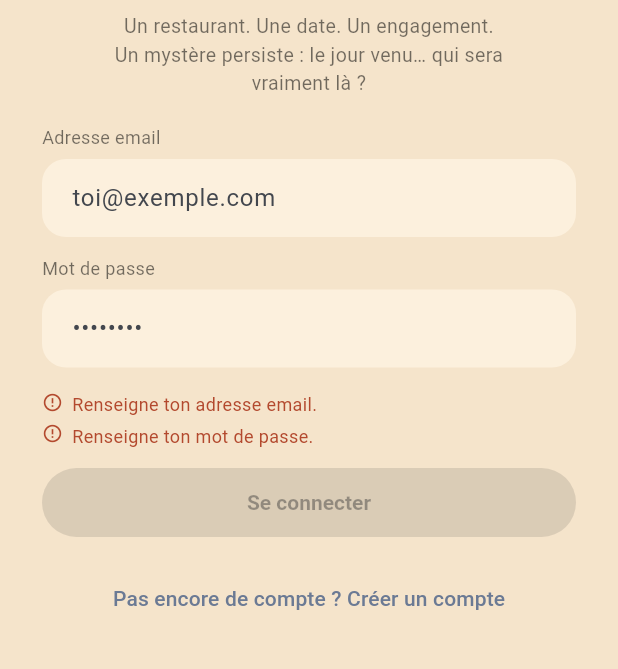
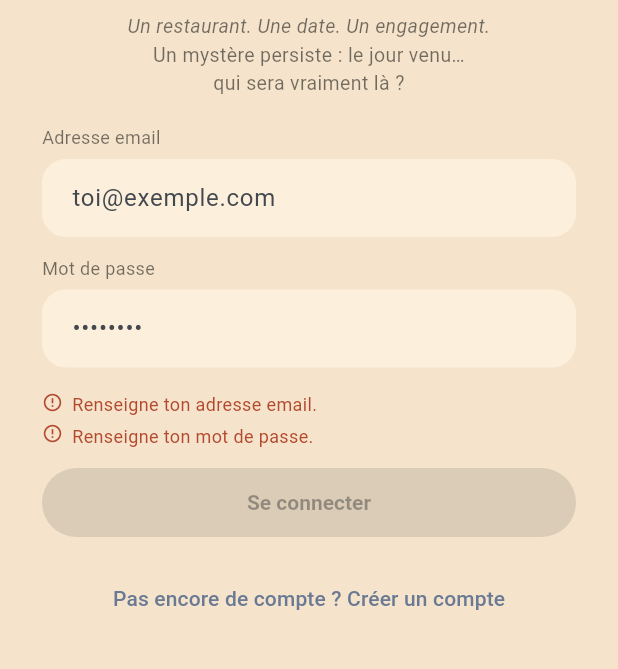
Before and after one commit to kevinarner/le_pacte, a Flutter app: the screen it shows after launch, on a phone screen of 412 x 824 dp, the part 435-1104 px from its top. Run offline on Flutter 3.47's test engine with Material 3 defaults, Android fonts, the phone set to English and light mode, and no system bars; our stand-ins replace firebase_core, firebase_messaging, image_picker, supabase_flutter; missing offline and left inert: dart:js_interop; accounts and stored records are empty; Roboto replaces fonts that are missing (Georgia).

Commit message:
Met la première phrase de l'accroche en italique, isole la dernière ligne
Co-Authored-By: Claude Sonnet 5 <noreply@anthropic.com>
Claude-Session: https://claude.ai/code/session_016L6SUTJygDZPTq4He5HGk8

```diff
--- a/lib/screens/login/login_screen.dart
+++ b/lib/screens/login/login_screen.dart
@@ -66,11 +66,21 @@ class _LoginScreenState extends State<LoginScreen> {
                 const SizedBox(height: 8),
                 const SizedBox(
                   width: 260,
-                  child: Text(
-                    "Un restaurant. Une date. Un engagement.\n"
-                    "Un mystère persiste : le jour venu… qui sera vraiment là ?",
+                  child: Text.rich(
+                    TextSpan(
+                      style: TextStyle(fontSize: 13, color: Colors.black54),
+                      children: [
+                        TextSpan(
+                          text: 'Un restaurant. Une date. Un engagement.\n',
+                          style: TextStyle(fontStyle: FontStyle.italic),
+                        ),
+                        TextSpan(
+                          text: 'Un mystère persiste : le jour venu…\n'
+                              'qui sera vraiment là ?',
+                        ),
+                      ],
+                    ),
                     textAlign: TextAlign.center,
-                    style: TextStyle(fontSize: 13, color: Colors.black54),
                   ),
                 ),
                 const SizedBox(height: 18),
```
